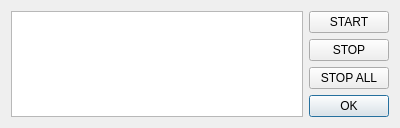
Before: the Qt Designer form Qitom/ui/dialogTimerManager.ui in itom-project/itom, drawn with Qt 5.
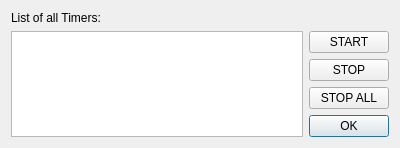
After: the same form once the commit is applied.

Commit message: multi selection enabled; display current state

Patch:
```diff
--- a/Qitom/ui/dialogTimerManager.ui
+++ b/Qitom/ui/dialogTimerManager.ui
@@ -7,44 +7,55 @@
     <x>0</x>
     <y>0</y>
     <width>400</width>
-    <height>128</height>
+    <height>147</height>
    </rect>
   </property>
   <property name="windowTitle">
    <string>Dialog</string>
   </property>
   <layout class="QGridLayout" name="gridLayout">
-   <item row="0" column="0" rowspan="4">
-    <widget class="QListWidget" name="listWidget"/>
+   <item row="1" column="0" rowspan="4">
+    <widget class="QListWidget" name="listWidget">
+     <property name="selectionMode">
+      <enum>QAbstractItemView::ExtendedSelection</enum>
+     </property>
+    </widget>
    </item>
-   <item row="3" column="1">
+   <item row="4" column="1">
     <widget class="QPushButton" name="btnOk">
      <property name="text">
       <string>OK</string>
      </property>
     </widget>
    </item>
-   <item row="1" column="1">
+   <item row="2" column="1">
     <widget class="QPushButton" name="btnStop">
      <property name="text">
       <string>STOP</string>
      </property>
     </widget>
    </item>
-   <item row="0" column="1">
+   <item row="1" column="1">
     <widget class="QPushButton" name="btnStart">
      <property name="text">
       <string>START</string>
      </property>
     </widget>
    </item>
-   <item row="2" column="1">
+   <item row="3" column="1">
     <widget class="QPushButton" name="btnStopAll">
      <property name="text">
       <string>STOP ALL</string>
      </property>
     </widget>
    </item>
+   <item row="0" column="0">
+    <widget class="QLabel" name="label">
+     <property name="text">
+      <string>List of all Timers:</string>
+     </property>
+    </widget>
+   </item>
   </layout>
  </widget>
  <resources/>
```
The commit also changes 1 other file.
